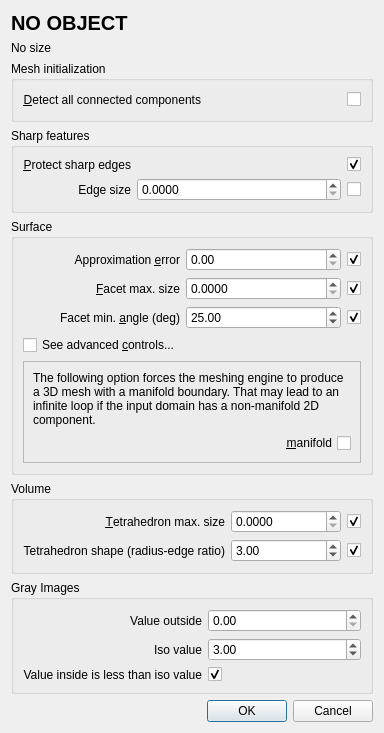
Before: the Qt Designer form Polyhedron/demo/Polyhedron/Plugins/Mesh_3/Meshing_dialog.ui in CGAL/cgal, drawn with Qt 5.
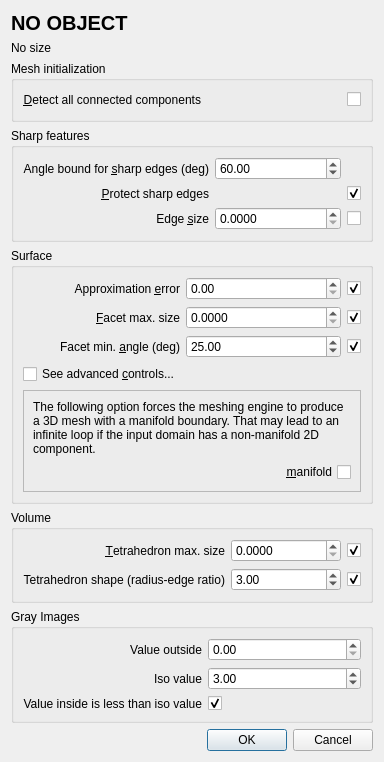
After: the same form once the commit is applied.

Commit message:
Add the sharp_edges_angle parameter in the UI
That parameter is the lower bound on angle between normals of incident
facets of sharp edges.

Patch:
```diff
--- a/Polyhedron/demo/Polyhedron/Plugins/Mesh_3/Meshing_dialog.ui
+++ b/Polyhedron/demo/Polyhedron/Plugins/Mesh_3/Meshing_dialog.ui
@@ -10,7 +10,7 @@
     <x>0</x>
     <y>0</y>
     <width>454</width>
-    <height>730</height>
+    <height>768</height>
    </rect>
   </property>
   <property name="sizePolicy">
@@ -101,14 +101,24 @@
       <string>Sharp features</string>
      </property>
      <layout class="QGridLayout" name="gridLayout" columnstretch="0,1,0">
-      <item row="1" column="2">
+      <item row="2" column="2">
+       <widget class="QCheckBox" name="protect">
+        <property name="text">
+         <string/>
+        </property>
+        <property name="checked">
+         <bool>true</bool>
+        </property>
+       </widget>
+      </item>
+      <item row="4" column="2">
        <widget class="QCheckBox" name="noEdgeSizing">
         <property name="text">
          <string/>
         </property>
        </widget>
       </item>
-      <item row="1" column="1">
+      <item row="4" column="1">
        <widget class="QDoubleSpinBox" name="edgeSizing">
         <property name="decimals">
          <number>4</number>
@@ -121,27 +131,20 @@
         </property>
        </widget>
       </item>
-      <item row="1" column="0">
+      <item row="4" column="0">
        <widget class="QLabel" name="edgeLabel">
         <property name="text">
-         <string>Edge size</string>
+         <string>Edge &amp;size</string>
         </property>
         <property name="alignment">
          <set>Qt::AlignRight|Qt::AlignTrailing|Qt::AlignVCenter</set>
         </property>
-       </widget>
-      </item>
-      <item row="0" column="2">
-       <widget class="QCheckBox" name="protect">
-        <property name="text">
-         <string/>
+        <property name="buddy">
+         <cstring>edgeSizing</cstring>
         </property>
-        <property name="checked">
-         <bool>true</bool>
-        </property>
        </widget>
       </item>
-      <item row="0" column="0">
+      <item row="2" column="0">
        <widget class="QLabel" name="protectLabel">
         <property name="text">
          <string>&amp;Protect sharp edges</string>
@@ -154,6 +157,32 @@
         </property>
        </widget>
       </item>
+      <item row="0" column="0">
+       <widget class="QLabel" name="sharpEdgesAngleLabel">
+        <property name="toolTip">
+         <string>For the detection of sharp edges, this is the lower bound on the angle between normals of incident facets of sharp edges</string>
+        </property>
+        <property name="text">
+         <string>Angle bound for &amp;sharp edges (deg)</string>
+        </property>
+        <property name="alignment">
+         <set>Qt::AlignRight|Qt::AlignTrailing|Qt::AlignVCenter</set>
+        </property>
+        <property name="buddy">
+         <cstring>sharpEdgesAngle</cstring>
+        </property>
+       </widget>
+      </item>
+      <item row="0" column="1">
+       <widget class="QDoubleSpinBox" name="sharpEdgesAngle">
+        <property name="maximum">
+         <double>180.000000000000000</double>
+        </property>
+        <property name="value">
+         <double>60.000000000000000</double>
+        </property>
+       </widget>
+      </item>
      </layout>
     </widget>
    </item>
@@ -267,7 +296,7 @@
          </size>
         </property>
         <property name="minimum">
-         <double>1.000000000000000</double>
+         <double>0.000000000000000</double>
         </property>
         <property name="maximum">
          <double>30.000000000000000</double>
```
The commit also changes 3 other files.
